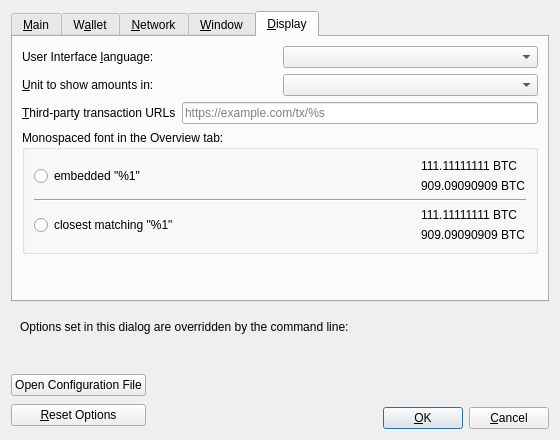
The window that src/qt/forms/optionsdialog.ui (nilamdoc/bitcoinxxx) describes before a commit, drawn with Qt 5.
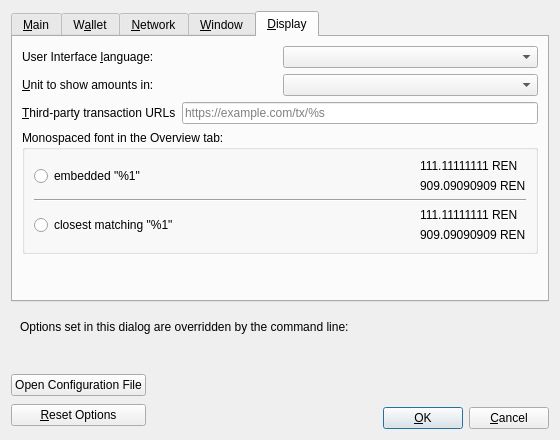
The same window after the commit. The open tabs and pages were chosen to show the change. Custom widgets are drawn as their Qt base class.

Diff of the .ui file:
```diff
--- a/src/qt/forms/optionsdialog.ui
+++ b/src/qt/forms/optionsdialog.ui
@@ -804,14 +804,14 @@
               <item>
                <widget class="QLabel" name="embeddedFont_label_1">
                 <property name="text">
-                 <string notr="true">111.11111111 BTC</string>
+                 <string notr="true">111.11111111 REN</string>
                 </property>
                </widget>
               </item>
               <item>
                <widget class="QLabel" name="embeddedFont_label_9">
                 <property name="text">
-                 <string notr="true">909.09090909 BTC</string>
+                 <string notr="true">909.09090909 REN</string>
                 </property>
                </widget>
               </item>
@@ -853,14 +853,14 @@
               <item>
                <widget class="QLabel" name="systemFont_label_1">
                 <property name="text">
-                 <string notr="true">111.11111111 BTC</string>
+                 <string notr="true">111.11111111 REN</string>
                 </property>
                </widget>
               </item>
               <item>
                <widget class="QLabel" name="systemFont_label_9">
                 <property name="text">
-                 <string notr="true">909.09090909 BTC</string>
+                 <string notr="true">909.09090909 REN</string>
                 </property>
                </widget>
               </item>
```
